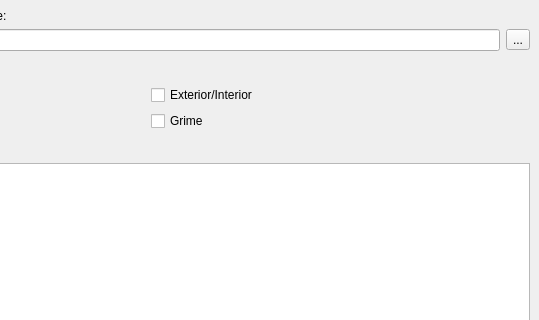
The window that src/tiled/checkbuildingswindow.ui (timbaker/tiled) describes before a commit, drawn with Qt 5; both pictures show x 243 to 782 and y 0 to 320 of the 782 by 600 pixel window.
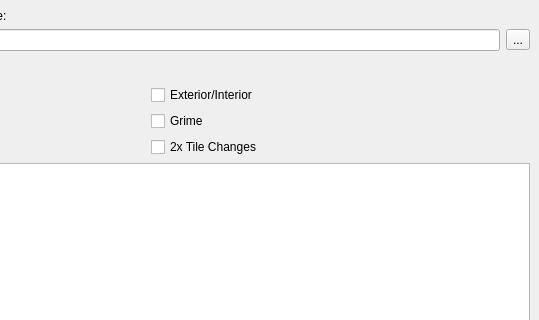
The same window after the commit.

Commit message: Added 'Check Maps' and 'Rearrange Tiles' windows.

The edit to the form file:
```diff
--- a/src/tiled/checkbuildingswindow.ui
+++ b/src/tiled/checkbuildingswindow.ui
@@ -77,6 +77,13 @@
         </property>
        </widget>
       </item>
+      <item row="3" column="1">
+       <widget class="QCheckBox" name="check2x">
+        <property name="text">
+         <string>2x Tile Changes</string>
+        </property>
+       </widget>
+      </item>
      </layout>
     </item>
     <item row="3" column="0">
```
The commit also changes 19 other files.
